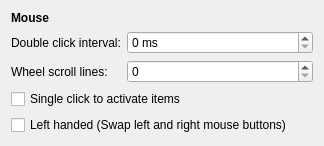
Qt form lxqt-config-input/mouseconfig.ui (lxqt/lxqt-config) before a commit.
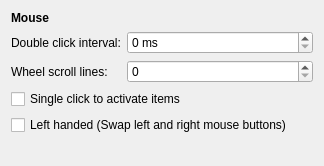
The same form after that commit.

Diff of the .ui file:
```diff
--- a/lxqt-config-input/mouseconfig.ui
+++ b/lxqt-config-input/mouseconfig.ui
@@ -65,6 +65,13 @@
      </property>
     </widget>
    </item>
+   <item row="7" column="0" colspan="2">
+    <widget class="QLabel" name="extraInfoLabel">
+     <property name="wordWrap">
+      <bool>true</bool>
+     </property>
+    </widget>
+   </item>
   </layout>
  </widget>
  <resources/>
```
